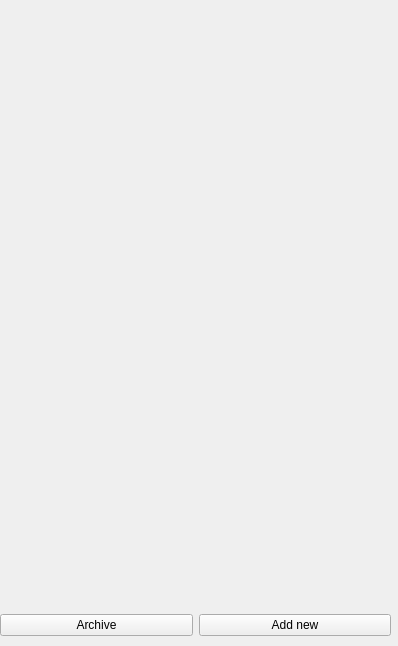
Before: the Qt Designer form mainwindow.ui in alextkachuk3/3sem-ooop1-lab2, drawn with Qt 5.
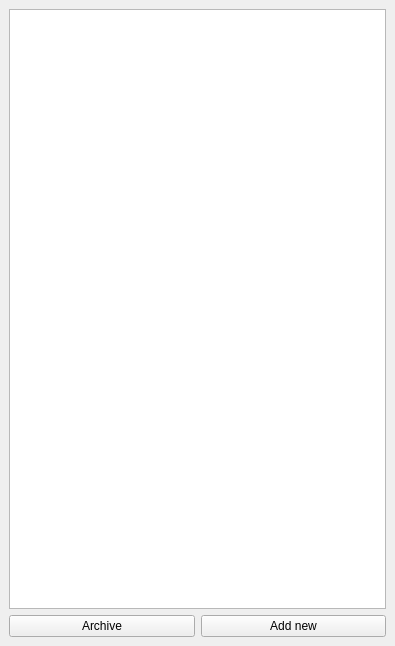
After: the same form once the commit is applied.

Patch:
```diff
--- a/mainwindow.ui
+++ b/mainwindow.ui
@@ -6,7 +6,7 @@
    <rect>
     <x>0</x>
     <y>0</y>
-    <width>398</width>
+    <width>395</width>
     <height>646</height>
    </rect>
   </property>
@@ -14,15 +14,11 @@
    <string>MainWindow</string>
   </property>
   <widget class="QWidget" name="centralwidget">
-   <widget class="QWidget" name="horizontalLayoutWidget">
-    <property name="geometry">
-     <rect>
-      <x>0</x>
-      <y>610</y>
-      <width>391</width>
-      <height>30</height>
-     </rect>
-    </property>
+   <layout class="QVBoxLayout" name="verticalLayout">
+    <item>
+     <widget class="QListWidget" name="listWidget"/>
+    </item>
+    <item>
     <layout class="QHBoxLayout" name="horizontalLayout">
      <item>
       <widget class="QPushButton" name="pushButton">
@@ -39,7 +35,8 @@
       </widget>
      </item>
     </layout>
-   </widget>
+    </item>
+   </layout>
   </widget>
  </widget>
  <resources/>
```
Left out of the diff: 2 changed lines with no effect on the pictures. Lines whose indentation alone changed are shown as unchanged.
